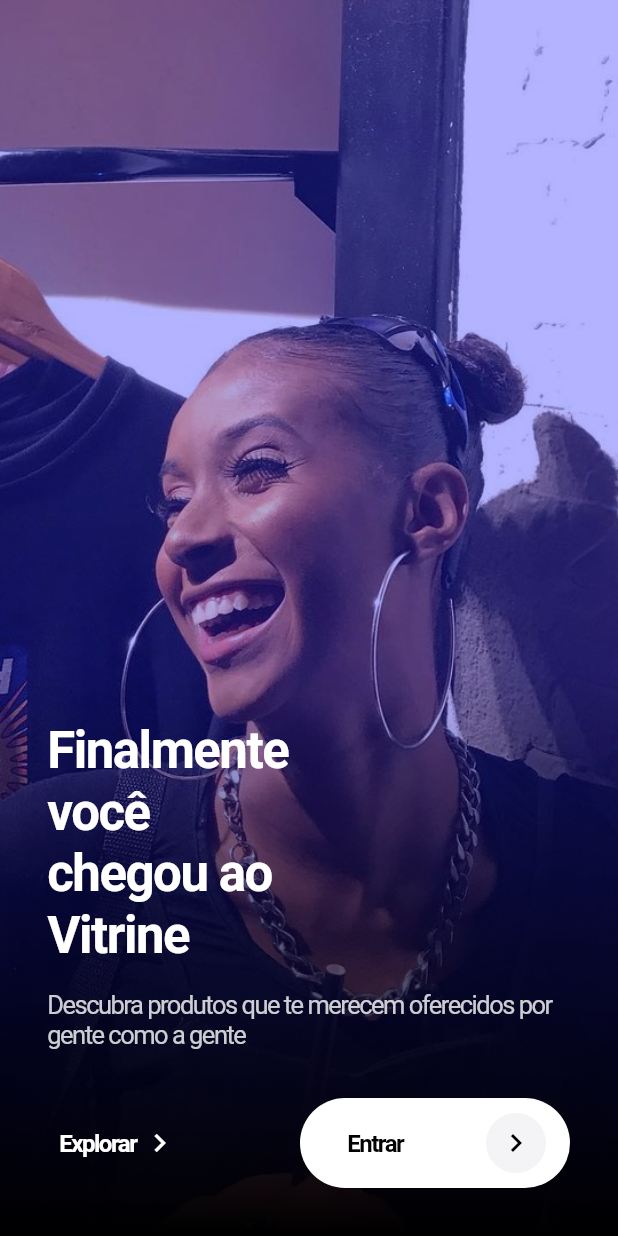
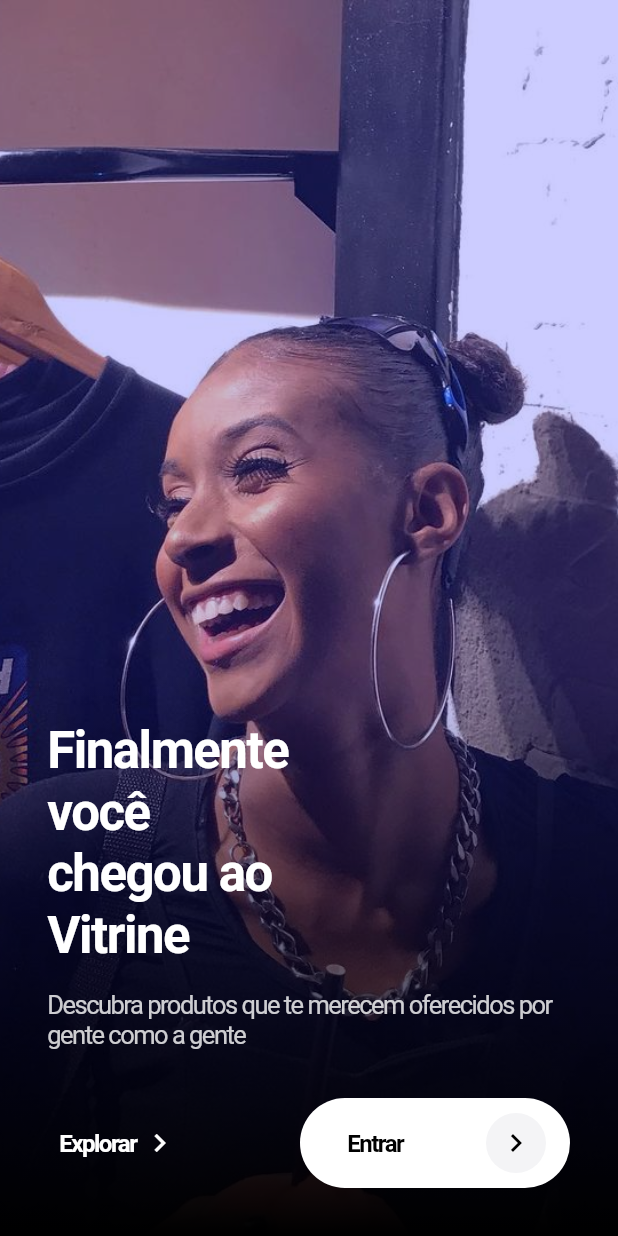
Before and after one commit to yanncabral/vitrine-flutter, a Flutter app: the screen it shows after launch, on a phone screen of 412 x 824 dp. Run offline on Flutter 3.47's test engine with Material 2 defaults, Android fonts, the phone set to English and light mode, and no system bars; our stand-ins replace firebase_core, google_fonts; accounts and stored records are empty; Roboto replaces fonts that are missing (Overpass).

Commit message:
change the background image opacity

```diff
--- a/lib/ui/onboarding_page/onboarding_page.dart
+++ b/lib/ui/onboarding_page/onboarding_page.dart
@@ -8,7 +8,7 @@
           child: Image.asset(
             "assets/onboarding.jpg",
             fit: BoxFit.cover,
-            color: Colors.blue.withOpacity(0.7),
+            color: Colors.blue.withOpacity(0.8),
             colorBlendMode: BlendMode.dstATop,
             alignment: Alignment.topCenter,
           ),
```
